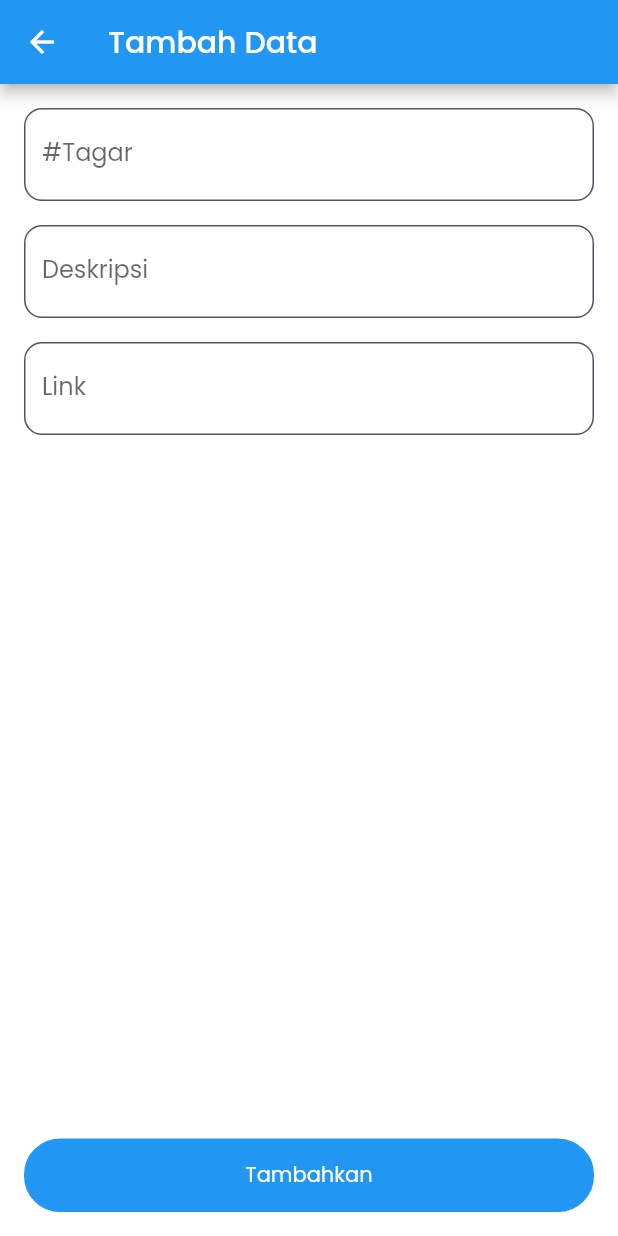
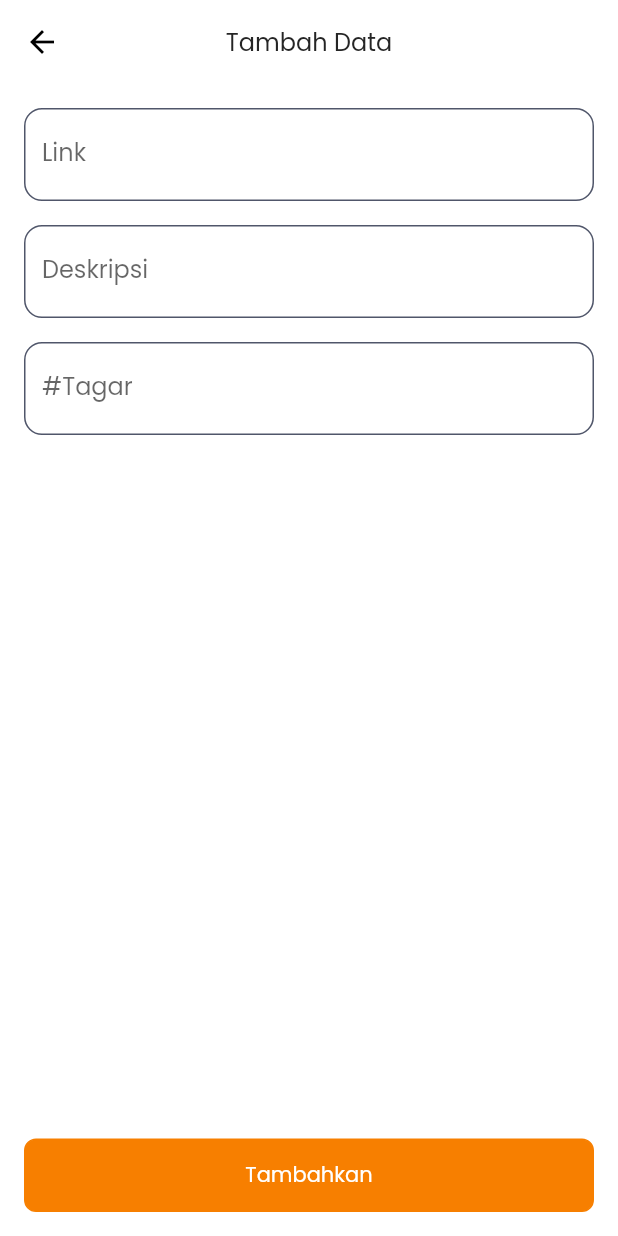
Before and after one commit to jordanmaulana/tagar, a Flutter app: the screen it shows after launch, after a tap on the "add" icon, on a phone screen of 412 x 824 dp. Run offline on Flutter 3.47's test engine with Material 2 defaults, Android fonts, the phone set to English and light mode, and no system bars; our stand-ins replace flutter_svg, get, google_fonts, isar, package_info_plus; accounts and stored records are empty; generated files the repository leaves out were written again; statements that could not run were skipped.

```diff
--- a/lib/apps/home/views/add_data.dart
+++ b/lib/apps/home/views/add_data.dart
@@ -42,9 +42,9 @@ class AddDataView extends StatelessWidget {
               child: Column(
                 children: [
                   VFormInput(
-                    hint: '#Tagar',
+                    hint: 'Link',
                     maxLines: null,
-                    controller: controller.tagarBox,
+                    controller: controller.linkBox,
                   ),
                   const SizedBox(height: 16.0),
                   VFormInput(
@@ -55,9 +55,9 @@ class AddDataView extends StatelessWidget {
                   ),
                   const SizedBox(height: 16.0),
                   VFormInput(
-                    hint: 'Link',
+                    hint: '#Tagar',
                     maxLines: null,
-                    controller: controller.linkBox,
+                    controller: controller.tagarBox,
                   ),
                   const SizedBox(height: 16.0),
                 ],
--- a/lib/apps/main_nav/views/main_nav_view.dart
+++ b/lib/apps/main_nav/views/main_nav_view.dart
@@ -34,12 +34,15 @@ class MainNavView extends StatelessWidget {
           currentIndex: controller.index.value,
           onTap: (v) => controller.setPage(v),
           unselectedItemColor: Colors.white30,
+          showSelectedLabels: false,
+          showUnselectedLabels: false,
           items: [
             BottomNavigationBarItem(
               icon: SvgPicture.asset(
                 'assets/svgs/house.svg',
                 width: 24.0,
-                color: controller.index.value == 0 ? Colors.blue : VColor.grey,
+                color:
+                    controller.index.value == 0 ? VColor.orange : VColor.grey,
               ),
               label: '',
             ),
@@ -47,7 +50,8 @@ class MainNavView extends StatelessWidget {
               icon: SvgPicture.asset(
                 'assets/svgs/hashtag.svg',
                 width: 20.0,
-                color: controller.index.value == 1 ? Colors.blue : VColor.grey,
+                color:
+                    controller.index.value == 1 ? VColor.orange : VColor.grey,
               ),
               label: '',
             ),
--- a/lib/core/utils/colors.dart
+++ b/lib/core/utils/colors.dart
@@ -7,20 +7,17 @@ class VColor {
   VColor._();
 
   static const Color scaffoldBg = Color(0xff080D1B);
-  static const Color cardBg = Color(0xff181A26);
   static const Color grey = Color(0xff70717B);
   static const Color searchText = Color(0xff50566A);
   static const Color red = Color(0xffF00F13);
   static const Color orange = Color(0xffF77F00);
   static const Color listItemBg = Color(0xff1B1E2A);
-  static const Color green = Color(0xff01D157);
+  static const Color white = Colors.white;
 
-  static const Color purple = Color(0xff605DF1);
-  static const Color dark = Color(0x7f252525);
+  static const Color dark = Color(0xff252525);
   static const Color border = Color(0xffE0E0E0);
   static const Color bottomGrey = Color(0xffD1D1D6);
   static const Color hint = Colors.white54;
-  static const Color whatsapp = Color(0xff128C7E);
 
   static LinearGradient blueGradient() {
     return const LinearGradient(
@@ -29,15 +26,4 @@ class VColor {
       colors: [Color(0xff64ADEF), Color(0xff3198F4)],
     );
   }
-
-  static gateTextColor(String? status) {
-    if (status == null || status == '') return scaffoldBg;
-    if (status == 'pass') {
-      return green;
-    } else if (status == 'used') {
-      return orange;
-    } else {
-      return red;
-    }
-  }
 }
--- a/lib/core/widgets/buttons.dart
+++ b/lib/core/widgets/buttons.dart
@@ -19,8 +19,8 @@ class VButton extends StatelessWidget {
     this.height,
     this.textColor,
     this.enabled = true,
-    this.outlineColor = Colors.blue,
-    this.boxColor = Colors.blue,
+    this.outlineColor = VColor.orange,
+    this.boxColor = VColor.orange,
     required this.onTap,
     Key? key,
   }) : super(key: key);
@@ -34,7 +34,7 @@ class VButton extends StatelessWidget {
         height: height ?? 49.0,
         padding: const EdgeInsets.symmetric(horizontal: 8.0),
         decoration: BoxDecoration(
-          borderRadius: const BorderRadius.all(Radius.circular(24.0)),
+          borderRadius: const BorderRadius.all(Radius.circular(8.0)),
           border: Border.all(color: enabled ? outlineColor : boxColor),
           color: enabled ? boxColor : VColor.searchText,
         ),
--- a/lib/core/widgets/styles.dart
+++ b/lib/core/widgets/styles.dart
@@ -1,4 +1,5 @@
 import 'package:flutter/material.dart';
+import 'package:google_fonts/google_fonts.dart';
 
 import '../utils/colors.dart';
 
@@ -33,18 +34,19 @@ class VStyle {
   static InputDecoration whiteBoxSearch({
     required String hintText,
     required void Function() onClear,
-    double corner = 24.0,
+    double corner = 8.0,
     bool useSuffix = false,
   }) {
     return InputDecoration(
       contentPadding: const EdgeInsets.all(0.0),
       hintText: hintText,
-      hintStyle: const TextStyle(color: VColor.searchText, fontSize: 14.0),
-      prefixIcon: const Icon(Icons.search, color: VColor.searchText),
+      hintStyle: GoogleFonts.poppins(fontSize: 14.0),
+      prefixIcon: const Icon(Icons.search),
       filled: true,
       fillColor: Colors.white,
       border: OutlineInputBorder(
         borderRadius: BorderRadius.circular(corner),
+        borderSide: BorderSide.none,
       ),
       suffixIcon: useSuffix
           ? InkWell(
@@ -53,11 +55,9 @@ class VStyle {
                 margin: const EdgeInsets.all(12.0),
                 decoration: const BoxDecoration(
                   shape: BoxShape.circle,
-                  color: Colors.white54,
                 ),
                 child: const Icon(
                   Icons.clear,
-                  color: VColor.searchText,
                   size: 12.0,
                 ),
               ),
--- a/lib/main.dart
+++ b/lib/main.dart
@@ -2,6 +2,7 @@ import 'package:flutter/material.dart';
 import 'package:get/get.dart';
 import 'package:tagar/apps/home/views/add_data.dart';
 import 'package:tagar/apps/main_nav/views/main_nav_view.dart';
+import 'package:tagar/core/utils/colors.dart';
 import 'package:tagar/routes.dart';
 
 void main() {
@@ -17,7 +18,18 @@ class MyApp extends StatelessWidget {
     return GetMaterialApp(
       title: 'Tagar',
       theme: ThemeData(
-          primarySwatch: Colors.blue, scaffoldBackgroundColor: Colors.white),
+        primarySwatch: Colors.orange,
+        scaffoldBackgroundColor: Colors.white,
+        appBarTheme: const AppBarTheme(
+          backgroundColor: VColor.white,
+          elevation: 0.0,
+          centerTitle: true,
+          titleTextStyle: TextStyle(
+            fontSize: 16.0,
+            color: VColor.dark,
+          ),
+        ),
+      ),
       getPages: [
         GetPage(
           name: Routes.main,
--- a/pubspec.yaml
+++ b/pubspec.yaml
@@ -48,6 +48,7 @@ dependencies:
   isar_flutter_libs: 2.5.0 # contains the binaries
   path_provider: ^2.0.11
   any_link_preview: ^2.0.9
+  font_awesome_flutter: ^10.4.0
 
 dev_dependencies:
   isar_generator: 2.5.0
```
Also changed, not shown: lib/apps/home/views/home_view.dart (+24 -30 lines), pubspec.lock.
